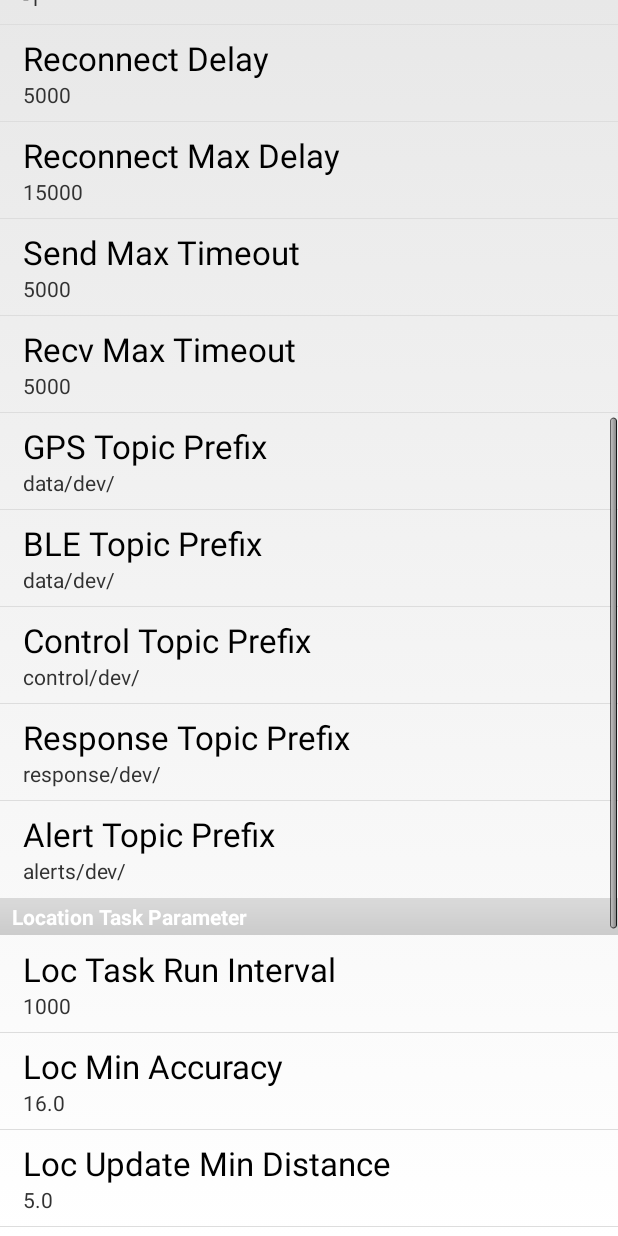
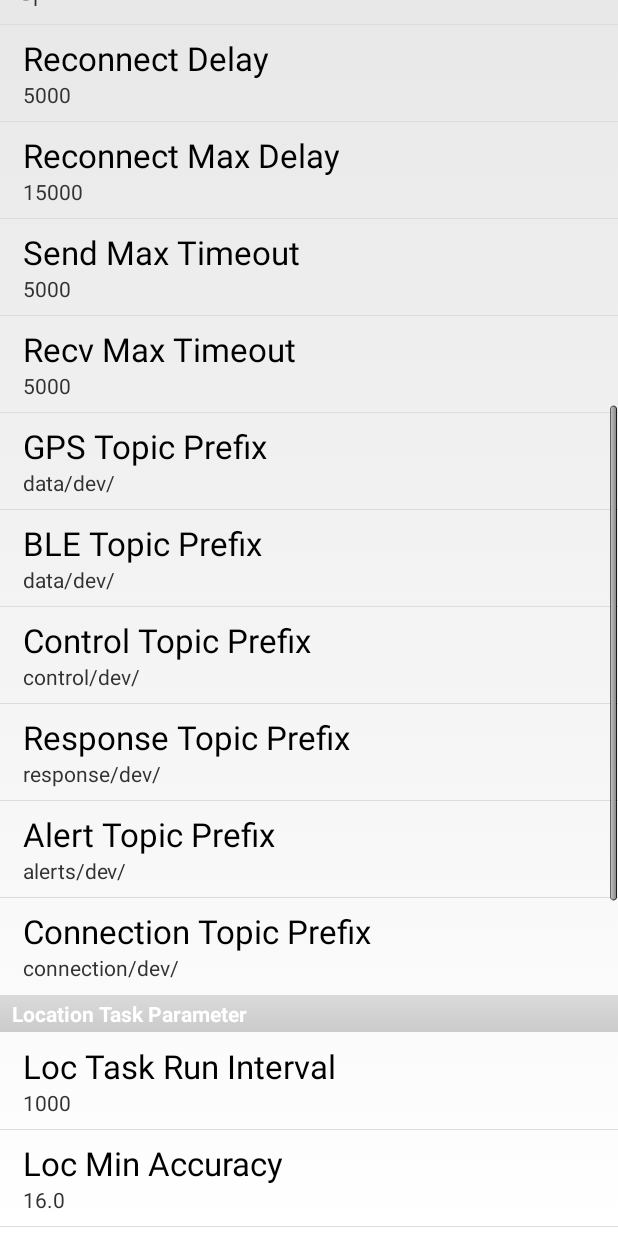
Before and after one commit to Edwardzhangyuhang/Escort, an Android app: the screen it shows after launch (SettingsActivity), scrolled down 576 dp, on a phone screen of 412 x 824 dp. Run offline under Robolectric (Android 15) with nearby library versions, the phone set to English and light mode, and no system bars.

```diff
--- a/app/src/main/java/com/foxconn/cnsbg/escort/common/SysPref.java
+++ b/app/src/main/java/com/foxconn/cnsbg/escort/common/SysPref.java
@@ -39,6 +39,7 @@ public class SysPref {
     public static String MQ_TOPIC_COMMAND = "control/dev/";
     public static String MQ_TOPIC_RESPONSE = "response/dev/";
     public static String MQ_TOPIC_ALERT = "alerts/dev/";
+    public static String MQ_TOPIC_CONNECTION = "connection/dev/";
 
     ////////////////////////////////////////////////////////////////////////////////////////////////
     //Location Task Parameter
@@ -138,6 +139,10 @@ public class SysPref {
         value = pref.getString(context.getString(R.string.key_mq_topic_alert), value);
         MQ_TOPIC_ALERT = value;
 
+        value = String.valueOf(MQ_TOPIC_CONNECTION);
+        value = pref.getString(context.getString(R.string.key_mq_topic_connection), value);
+        MQ_TOPIC_CONNECTION = value;
+
         value = String.valueOf(LOC_TASK_RUN_INTERVAL);
         value = pref.getString(context.getString(R.string.key_loc_task_run_interval), value);
         LOC_TASK_RUN_INTERVAL = Integer.valueOf(value);
--- a/app/src/main/java/com/foxconn/cnsbg/escort/mainctrl/SettingsActivity.java
+++ b/app/src/main/java/com/foxconn/cnsbg/escort/mainctrl/SettingsActivity.java
@@ -52,6 +52,7 @@ public class SettingsActivity extends PreferenceActivity
         setPreference(R.string.key_mq_topic_cmd, String.valueOf(SysPref.MQ_TOPIC_COMMAND));
         setPreference(R.string.key_mq_topic_response, String.valueOf(SysPref.MQ_TOPIC_RESPONSE));
         setPreference(R.string.key_mq_topic_alert, String.valueOf(SysPref.MQ_TOPIC_ALERT));
+        setPreference(R.string.key_mq_topic_connection, String.valueOf(SysPref.MQ_TOPIC_CONNECTION));
 
         setPreference(R.string.key_loc_task_run_interval, String.valueOf(SysPref.LOC_TASK_RUN_INTERVAL));
         setPreference(R.string.key_loc_min_accuracy, String.valueOf(SysPref.LOC_MIN_ACCURACY));
--- a/app/src/main/java/com/foxconn/cnsbg/escort/subsys/communication/ComMQ.java
+++ b/app/src/main/java/com/foxconn/cnsbg/escort/subsys/communication/ComMQ.java
@@ -5,6 +5,7 @@ import android.widget.Toast;
 
 import com.foxconn.cnsbg.escort.common.SysPref;
 import com.foxconn.cnsbg.escort.common.SysUtil;
+import com.foxconn.cnsbg.escort.mainctrl.CtrlCenter;
 
 import org.fusesource.hawtdispatch.Dispatch;
 import org.fusesource.mqtt.client.Future;
@@ -45,6 +46,9 @@ public class ComMQ {
         mqtt.setReconnectDelay(SysPref.MQ_RECONNECT_DELAY);
         mqtt.setReconnectDelayMax(SysPref.MQ_RECONNECT_MAX_DELAY);
         mqtt.setDispatchQueue(Dispatch.createQueue());
+
+        mqtt.setWillTopic(SysPref.MQ_TOPIC_CONNECTION + CtrlCenter.getUDID());
+        mqtt.setWillMessage("offline");
 
         mConn = mqtt.futureConnection();
         mConn.connect();
--- a/app/src/main/java/com/foxconn/cnsbg/escort/subsys/communication/ComMsg.java
+++ b/app/src/main/java/com/foxconn/cnsbg/escort/subsys/communication/ComMsg.java
@@ -106,4 +106,10 @@ public class ComMsg {
         String json = gson.toJson(msg, RespMsg.class);
         return mq.publish(respTopic, json, timeout);
     }
+
+    private static final String connectionTopic = SysPref.MQ_TOPIC_CONNECTION + CtrlCenter.getUDID();
+
+    public static boolean sendOnlineMsg(ComMQ mq, long timeout) {
+        return mq.publish(connectionTopic, "online", timeout);
+    }
 }
--- a/app/src/main/java/com/foxconn/cnsbg/escort/subsys/controller/DeviceRoundTask.java
+++ b/app/src/main/java/com/foxconn/cnsbg/escort/subsys/controller/DeviceRoundTask.java
@@ -34,7 +34,8 @@ public class DeviceRoundTask extends Thread {
                 SysUtil.showToast(mContext, "MQ Ready:" + ready, Toast.LENGTH_SHORT);
 
                 if (ready) {
-                    //TODO: alive notification
+                    ComMsg.sendOnlineMsg(mComMQ, 500);
+
                     //trigger status reporting after connection is back
                     SerialStatus.initStatus();
                     DeviceStatus.initStatus();
--- a/app/src/main/res/values/pref_keys.xml
+++ b/app/src/main/res/values/pref_keys.xml
@@ -20,6 +20,7 @@
     <string name="key_mq_topic_cmd">mq_topic_cmd</string>
     <string name="key_mq_topic_response">mq_topic_response</string>
     <string name="key_mq_topic_alert">mq_topic_alert</string>
+    <string name="key_mq_topic_connection">mq_topic_connection</string>
 
     <string name="key_loc_task_run_interval">loc_task_run_interval</string>
     <string name="key_loc_min_accuracy">loc_min_accuracy</string>
--- a/app/src/main/res/values/strings.xml
+++ b/app/src/main/res/values/strings.xml
@@ -23,6 +23,7 @@
     <string name="topic_cmd">Control Topic Prefix</string>
     <string name="topic_response">Response Topic Prefix</string>
     <string name="topic_alert">Alert Topic Prefix</string>
+    <string name="topic_connection">Connection Topic Prefix</string>
 
     <string name="loc_title">Location Task Parameter</string>
     <string name="loc_task_run_interval">Loc Task Run Interval</string>
--- a/app/src/main/res/xml/pref_mq.xml
+++ b/app/src/main/res/xml/pref_mq.xml
@@ -127,5 +127,14 @@
         android:singleLine="true"
         android:maxLines="1" />
 
+    <EditTextPreference
+        android:key="@string/key_mq_topic_connection"
+        android:title="@string/topic_connection"
+        android:selectAllOnFocus="true"
+        android:inputType="text"
+        android:capitalize="words"
+        android:singleLine="true"
+        android:maxLines="1" />
+
     </PreferenceCategory>
 </PreferenceScreen>
```
